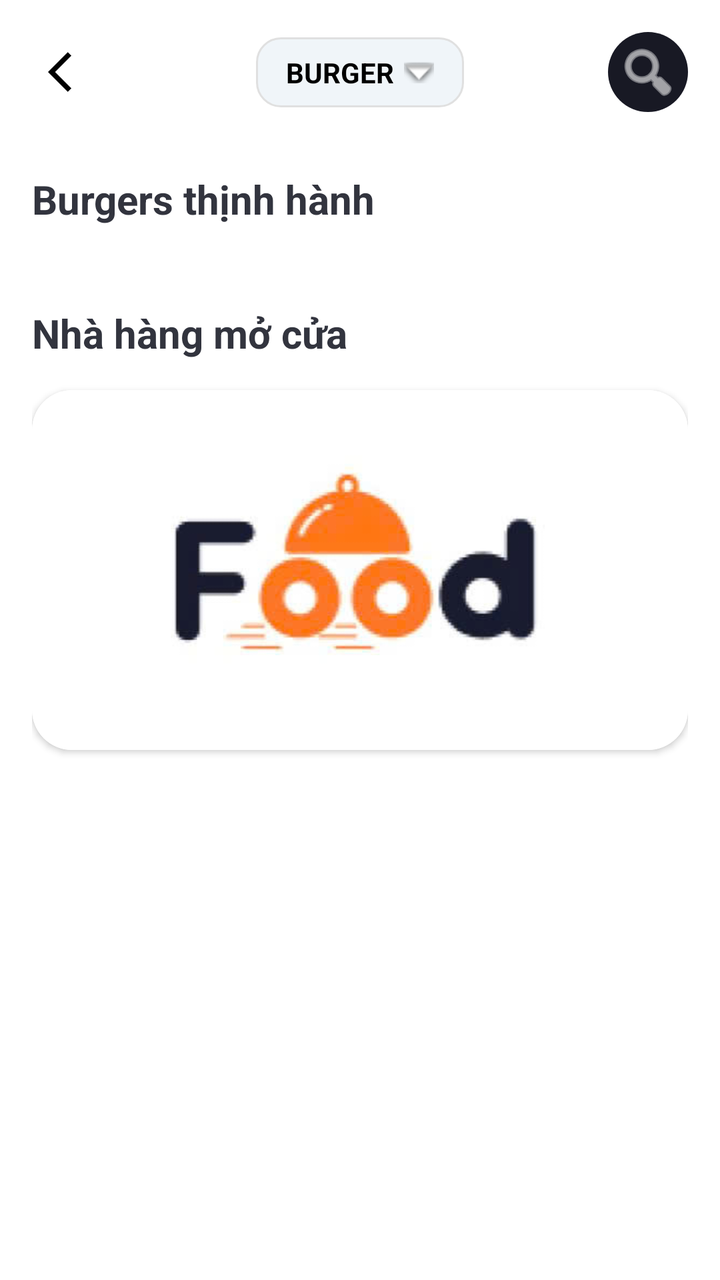
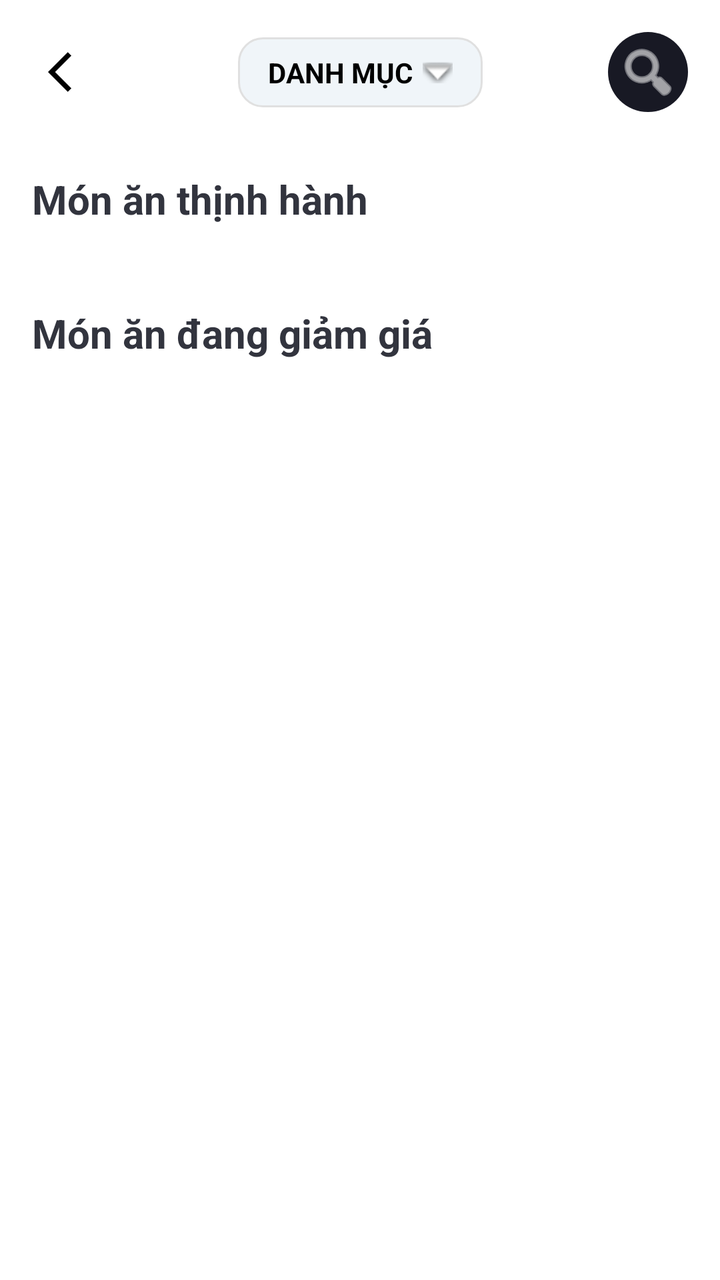

The first picture is an Android layout as it rendered before a commit; the second is the same layout after the commit. The layout source and the unified diff follow.
<!-- AndroidManifest.xml: application theme Theme.NHOM33 -->
<!-- res/layout/danh_sach_burger.xml -->
<?xml version="1.0" encoding="utf-8"?>
<androidx.core.widget.NestedScrollView xmlns:android="http://schemas.android.com/apk/res/android"
    xmlns:app="http://schemas.android.com/apk/res-auto"
    android:layout_width="match_parent"
    android:layout_height="match_parent"
    android:background="#FFFFFF">

    <androidx.constraintlayout.widget.ConstraintLayout
        android:layout_width="match_parent"
        android:layout_height="wrap_content"
        android:padding="16dp">

        
        <ImageButton
            android:id="@+id/btnBackBurgerList"
            android:layout_width="40dp"
            android:layout_height="40dp"
            android:background="@drawable/bg_circle_back"
            android:padding="10dp"
            android:src="@drawable/baseline_arrow_back_ios_24"
            app:layout_constraintStart_toStartOf="parent"
            app:layout_constraintTop_toTopOf="parent"
            app:tint="#000000" />

        
        <LinearLayout
            android:id="@+id/lnCategorySelector"
            android:layout_width="wrap_content"
            android:layout_height="wrap_content"
            android:background="@drawable/input_field_bg"
            android:gravity="center"
            android:paddingHorizontal="15dp"
            android:paddingVertical="8dp"
            app:layout_constraintBottom_toBottomOf="@id/btnBackBurgerList"
            app:layout_constraintEnd_toEndOf="parent"
            app:layout_constraintStart_toStartOf="parent"
            app:layout_constraintTop_toTopOf="@id/btnBackBurgerList">

            <TextView
                android:layout_width="wrap_content"
                android:layout_height="wrap_content"
                android:text="BURGER"
                android:textColor="#000000"
                android:textStyle="bold" />

            <ImageView
                android:layout_width="15dp"
                android:layout_height="15dp"
                android:layout_marginStart="5dp"
                android:src="@android:drawable/arrow_down_float" />
        </LinearLayout>

        
        <ImageButton
            android:id="@+id/btnSearchBurger"
            android:layout_width="40dp"
            android:layout_height="40dp"
            android:background="@drawable/bg_search_filter"
            android:src="@android:drawable/ic_menu_search"
            app:layout_constraintEnd_toEndOf="parent"
            app:layout_constraintTop_toTopOf="parent"
            app:tint="#FFFFFF" />

        
        <TextView
            android:id="@+id/tvTitlePopular"
            android:layout_width="wrap_content"
            android:layout_height="wrap_content"
            android:layout_marginTop="30dp"
            android:text="Burgers thịnh hành"
            android:textColor="#32343E"
            android:textSize="20sp"
            android:textStyle="bold"
            app:layout_constraintStart_toStartOf="parent"
            app:layout_constraintTop_toBottomOf="@id/btnBackBurgerList" />

        
        <androidx.recyclerview.widget.RecyclerView
            android:id="@+id/rvBurgerList"
            android:layout_width="match_parent"
            android:layout_height="wrap_content"
            android:layout_marginTop="15dp"
            app:layout_constraintTop_toBottomOf="@id/tvTitlePopular" />

        
        <TextView
            android:id="@+id/tvTitleOpen"
            android:layout_width="wrap_content"
            android:layout_height="wrap_content"
            android:layout_marginTop="25dp"
            android:text="Nhà hàng mở cửa"
            android:textColor="#32343E"
            android:textSize="20sp"
            android:textStyle="bold"
            app:layout_constraintStart_toStartOf="parent"
            app:layout_constraintTop_toBottomOf="@id/rvBurgerList" />

        
        <androidx.cardview.widget.CardView
            android:layout_width="match_parent"
            android:layout_height="180dp"
            android:layout_marginTop="15dp"
            android:layout_marginBottom="20dp"
            app:cardCornerRadius="20dp"
            app:layout_constraintTop_toBottomOf="@id/tvTitleOpen"
            app:layout_constraintBottom_toBottomOf="parent">

            <ImageView
                android:layout_width="match_parent"
                android:layout_height="match_parent"
                android:scaleType="centerCrop"
                android:src="@drawable/food" />
        </androidx.cardview.widget.CardView>

    </androidx.constraintlayout.widget.ConstraintLayout>
</androidx.core.widget.NestedScrollView>
<!-- resources referenced by this layout -->
<resources>
  <!-- drawable baseline_arrow_back_ios_24 (drawable) -->
  <vector xmlns:android="http://schemas.android.com/apk/res/android" android:autoMirrored="true" android:height="24dp" android:tint="#000000" android:viewportHeight="24" android:viewportWidth="24" android:width="24dp">
        
      <path android:fillColor="@android:color/white" android:pathData="M11.67,3.87L9.9,2.1 0,12l9.9,9.9 1.77,-1.77L3.54,12z"/>
      
  </vector>
  <!-- drawable bg_circle_back (drawable) -->
  <?xml version="1.0" encoding="utf-8"?>
  <shape xmlns:android="http://schemas.android.com/apk/res/android"
      android:shape="oval"> 
      <solid android:color="#FFFFFF"/> 
      <size android:width="40dp" android:height="40dp"/> 
  </shape>
  <!-- drawable bg_search_filter (drawable) -->
  <shape xmlns:android="http://schemas.android.com/apk/res/android" android:shape="oval">
      <solid android:color="#181924"/> 
  </shape>
  <!-- drawable food: jpg bitmap (drawable, 17314 bytes) -->
  <!-- drawable input_field_bg (drawable) -->
  <?xml version="1.0" encoding="utf-8"?>
  <shape xmlns:android="http://schemas.android.com/apk/res/android">
      <solid android:color="#F0F5F9" />
  
      <corners android:radius="12dp" />
  
      <stroke
          android:width="1dp"
          android:color="#E0E0E0" />
  </shape>
  <style name="Theme.NHOM33" parent="Base.Theme.NHOM33" />
  <style name="Base.Theme.NHOM33" parent="Theme.Material3.DayNight.NoActionBar">
          
          
      </style>
</resources>

<!-- the commit's change to res/layout/danh_sach_burger.xml (unified diff, before → after) -->
@@ -37,9 +37,10 @@
             app:layout_constraintTop_toTopOf="@id/btnBackBurgerList">
 
             <TextView
+                android:id="@+id/txt_title_category"
                 android:layout_width="wrap_content"
                 android:layout_height="wrap_content"
-                android:text="BURGER"
+                android:text="DANH MỤC"
                 android:textColor="#000000"
                 android:textStyle="bold" />
 
@@ -67,7 +68,7 @@
             android:layout_width="wrap_content"
             android:layout_height="wrap_content"
             android:layout_marginTop="30dp"
-            android:text="Burgers thịnh hành"
+            android:text="Món ăn thịnh hành"
             android:textColor="#32343E"
             android:textSize="20sp"
             android:textStyle="bold"
@@ -80,15 +81,16 @@
             android:layout_width="match_parent"
             android:layout_height="wrap_content"
             android:layout_marginTop="15dp"
+            android:nestedScrollingEnabled="false"
             app:layout_constraintTop_toBottomOf="@id/tvTitlePopular" />
 
         
         <TextView
-            android:id="@+id/tvTitleOpen"
+            android:id="@+id/tvTitleDiscount"
             android:layout_width="wrap_content"
             android:layout_height="wrap_content"
             android:layout_marginTop="25dp"
-            android:text="Nhà hàng mở cửa"
+            android:text="Món ăn đang giảm giá"
             android:textColor="#32343E"
             android:textSize="20sp"
             android:textStyle="bold"
@@ -96,21 +98,15 @@
             app:layout_constraintTop_toBottomOf="@id/rvBurgerList" />
 
         
-        <androidx.cardview.widget.CardView
+        <androidx.recyclerview.widget.RecyclerView
+            android:id="@+id/rvDiscountList"
             android:layout_width="match_parent"
-            android:layout_height="180dp"
+            android:layout_height="wrap_content"
             android:layout_marginTop="15dp"
             android:layout_marginBottom="20dp"
-            app:cardCornerRadius="20dp"
-            app:layout_constraintTop_toBottomOf="@id/tvTitleOpen"
-            app:layout_constraintBottom_toBottomOf="parent">
-
-            <ImageView
-                android:layout_width="match_parent"
-                android:layout_height="match_parent"
-                android:scaleType="centerCrop"
-                android:src="@drawable/food" />
-        </androidx.cardview.widget.CardView>
+            android:nestedScrollingEnabled="false"
+            app:layout_constraintTop_toBottomOf="@id/tvTitleDiscount"
+            app:layout_constraintBottom_toBottomOf="parent"/>
 
     </androidx.constraintlayout.widget.ConstraintLayout>
 </androidx.core.widget.NestedScrollView>
<!-- resource entries referenced after the edit -->
@@ -17,7 +17,6 @@
   <shape xmlns:android="http://schemas.android.com/apk/res/android" android:shape="oval">
       <solid android:color="#181924"/> 
   </shape>
-  <!-- drawable food: jpg bitmap (drawable, 17314 bytes) -->
   <!-- drawable input_field_bg (drawable) -->
   <?xml version="1.0" encoding="utf-8"?>
   <shape xmlns:android="http://schemas.android.com/apk/res/android">
